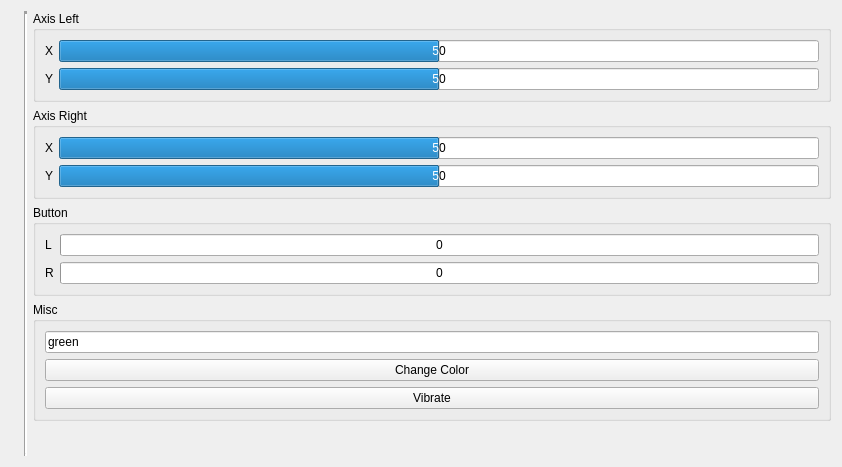
The window that monitor/gamepadwidget.ui (commander15/GameIO) describes before a commit, drawn with Qt 5.
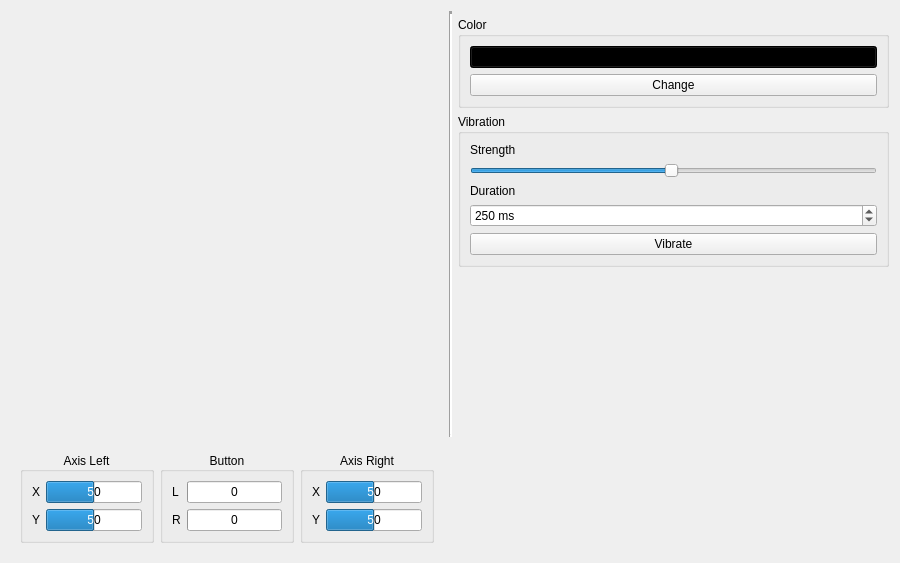
The same window after the commit. Icons and pictures are not drawn.

Diff of the .ui file:
```diff
--- a/monitor/gamepadwidget.ui
+++ b/monitor/gamepadwidget.ui
@@ -6,15 +6,50 @@
    <rect>
     <x>0</x>
     <y>0</y>
-    <width>842</width>
-    <height>467</height>
+    <width>900</width>
+    <height>563</height>
    </rect>
   </property>
+  <property name="minimumSize">
+   <size>
+    <width>900</width>
+    <height>0</height>
+   </size>
+  </property>
   <property name="windowTitle">
    <string>Gamepad Monitor</string>
   </property>
   <layout class="QGridLayout" name="gridLayout">
-   <item row="0" column="1" rowspan="5">
+   <item row="1" column="2">
+    <widget class="QGroupBox" name="groupBox_2">
+     <property name="title">
+      <string>Color</string>
+     </property>
+     <layout class="QVBoxLayout" name="verticalLayout">
+      <item>
+       <widget class="QPushButton" name="colorOutput">
+        <property name="enabled">
+         <bool>false</bool>
+        </property>
+        <property name="styleSheet">
+         <string notr="true">background-color: rgb(0, 0, 0);</string>
+        </property>
+        <property name="text">
+         <string/>
+        </property>
+       </widget>
+      </item>
+      <item>
+       <widget class="QPushButton" name="changeColorButton">
+        <property name="text">
+         <string>Change</string>
+        </property>
+       </widget>
+      </item>
+     </layout>
+    </widget>
+   </item>
+   <item row="0" column="1" rowspan="4">
     <widget class="Line" name="line">
      <property name="lineWidth">
       <number>3</number>
@@ -24,11 +59,17 @@
      </property>
     </widget>
    </item>
-   <item row="0" column="2">
+   <item row="4" column="0">
+    <widget class="QWidget" name="widget" native="true">
+     <layout class="QHBoxLayout" name="horizontalLayout">
+      <item>
     <widget class="QGroupBox" name="axisLeftOutput">
      <property name="title">
       <string>Axis Left</string>
      </property>
+        <property name="alignment">
+         <set>Qt::AlignmentFlag::AlignCenter</set>
+        </property>
      <layout class="QFormLayout" name="formLayout">
       <item row="0" column="0">
        <widget class="QLabel" name="xLabel">
@@ -73,73 +114,14 @@
      </layout>
     </widget>
    </item>
-   <item row="4" column="2">
-    <spacer name="verticalSpacer">
-     <property name="orientation">
-      <enum>Qt::Vertical</enum>
-     </property>
-     <property name="sizeHint" stdset="0">
-      <size>
-       <width>20</width>
-       <height>65</height>
-      </size>
-     </property>
-    </spacer>
-   </item>
-   <item row="1" column="2">
-    <widget class="QGroupBox" name="axisRightOutput">
-     <property name="title">
-      <string>Axis Right</string>
-     </property>
-     <layout class="QFormLayout" name="formLayout_2">
-      <item row="0" column="0">
-       <widget class="QLabel" name="xLabel_2">
-        <property name="text">
-         <string>X</string>
-        </property>
-       </widget>
-      </item>
-      <item row="0" column="1">
-       <widget class="QProgressBar" name="axisRightXOutput">
-        <property name="minimum">
-         <number>-100</number>
-        </property>
-        <property name="value">
-         <number>0</number>
-        </property>
-        <property name="format">
-         <string notr="true">%p</string>
-        </property>
-       </widget>
-      </item>
-      <item row="1" column="0">
-       <widget class="QLabel" name="yLabel_2">
-        <property name="text">
-         <string>Y</string>
-        </property>
-       </widget>
-      </item>
-      <item row="1" column="1">
-       <widget class="QProgressBar" name="axisRightYOutput">
-        <property name="minimum">
-         <number>-100</number>
-        </property>
-        <property name="value">
-         <number>0</number>
-        </property>
-        <property name="format">
-         <string notr="true">%p</string>
-        </property>
-       </widget>
-      </item>
-     </layout>
-    </widget>
-   </item>
-   <item row="2" column="2">
+      <item>
     <widget class="QGroupBox" name="groupBox">
      <property name="title">
       <string>Button</string>
      </property>
+        <property name="alignment">
+         <set>Qt::AlignmentFlag::AlignCenter</set>
+        </property>
      <layout class="QFormLayout" name="formLayout_3">
       <item row="0" column="0">
        <widget class="QLabel" name="lLabel">
@@ -184,7 +166,124 @@
      </layout>
     </widget>
    </item>
-   <item row="0" column="0" rowspan="5">
+      <item>
+       <widget class="QGroupBox" name="axisRightOutput">
+        <property name="title">
+         <string>Axis Right</string>
+        </property>
+        <property name="alignment">
+         <set>Qt::AlignmentFlag::AlignCenter</set>
+        </property>
+        <layout class="QFormLayout" name="formLayout_2">
+         <item row="0" column="0">
+          <widget class="QLabel" name="xLabel_2">
+           <property name="text">
+            <string>X</string>
+           </property>
+          </widget>
+         </item>
+         <item row="0" column="1">
+          <widget class="QProgressBar" name="axisRightXOutput">
+           <property name="minimum">
+            <number>-100</number>
+           </property>
+           <property name="value">
+            <number>0</number>
+           </property>
+           <property name="format">
+            <string notr="true">%p</string>
+           </property>
+          </widget>
+         </item>
+         <item row="1" column="0">
+          <widget class="QLabel" name="yLabel_2">
+           <property name="text">
+            <string>Y</string>
+           </property>
+          </widget>
+         </item>
+         <item row="1" column="1">
+          <widget class="QProgressBar" name="axisRightYOutput">
+           <property name="minimum">
+            <number>-100</number>
+           </property>
+           <property name="value">
+            <number>0</number>
+           </property>
+           <property name="format">
+            <string notr="true">%p</string>
+           </property>
+          </widget>
+         </item>
+        </layout>
+       </widget>
+      </item>
+     </layout>
+    </widget>
+   </item>
+   <item row="2" column="2">
+    <widget class="QGroupBox" name="groupBox_3">
+     <property name="title">
+      <string>Vibration</string>
+     </property>
+     <layout class="QVBoxLayout" name="verticalLayout_2">
+      <item>
+       <widget class="QLabel" name="label">
+        <property name="text">
+         <string>Strength</string>
+        </property>
+       </widget>
+      </item>
+      <item>
+       <widget class="QSlider" name="vibrationStrengthInput">
+        <property name="minimum">
+         <number>1</number>
+        </property>
+        <property name="maximum">
+         <number>100</number>
+        </property>
+        <property name="value">
+         <number>50</number>
+        </property>
+        <property name="orientation">
+         <enum>Qt::Orientation::Horizontal</enum>
+        </property>
+       </widget>
+      </item>
+      <item>
+       <widget class="QLabel" name="label_2">
+        <property name="text">
+         <string>Duration</string>
+        </property>
+       </widget>
+      </item>
+      <item>
+       <widget class="QSpinBox" name="vibrationDurationInput">
+        <property name="suffix">
+         <string> ms</string>
+        </property>
+        <property name="maximum">
+         <number>5000</number>
+        </property>
+        <property name="singleStep">
+         <number>50</number>
+        </property>
+        <property name="value">
+         <number>250</number>
+        </property>
+       </widget>
+      </item>
+      <item>
+       <widget class="QPushButton" name="vibrateButton">
+        <property name="text">
+         <string>Vibrate</string>
+        </property>
+       </widget>
+      </item>
+     </layout>
+    </widget>
+   </item>
+   <item row="0" column="0" rowspan="4">
     <widget class="QLabel" name="gamepadOutput">
      <property name="text">
       <string/>
@@ -198,34 +297,17 @@
     </widget>
    </item>
    <item row="3" column="2">
-    <widget class="QGroupBox" name="groupBox_2">
-     <property name="title">
-      <string>Misc</string>
+    <spacer name="verticalSpacer">
+     <property name="orientation">
+      <enum>Qt::Orientation::Vertical</enum>
      </property>
-     <layout class="QVBoxLayout" name="verticalLayout">
-      <item>
-       <widget class="QLineEdit" name="colorInput">
-        <property name="text">
-         <string>green</string>
-        </property>
-       </widget>
-      </item>
-      <item>
-       <widget class="QPushButton" name="changeColorButton">
-        <property name="text">
-         <string>Change Color</string>
-        </property>
-       </widget>
-      </item>
-      <item>
-       <widget class="QPushButton" name="vibrateButton">
-        <property name="text">
-         <string>Vibrate</string>
-        </property>
-       </widget>
-      </item>
-     </layout>
-    </widget>
+     <property name="sizeHint" stdset="0">
+      <size>
+       <width>20</width>
+       <height>65</height>
+      </size>
+     </property>
+    </spacer>
    </item>
   </layout>
  </widget>
```
Left out of the diff: 4 changed lines with no effect on the pictures. Lines whose indentation alone changed are shown as unchanged.
